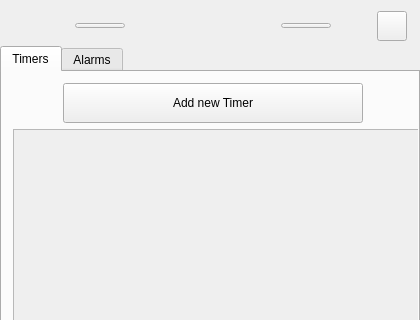
The window that SmartTimer/mainwindow.ui (secondYearProjects/SmartTimer) describes before a commit, drawn with Qt 5; both pictures show x 0 to 420 and y 0 to 320 of the 420 by 800 pixel window.
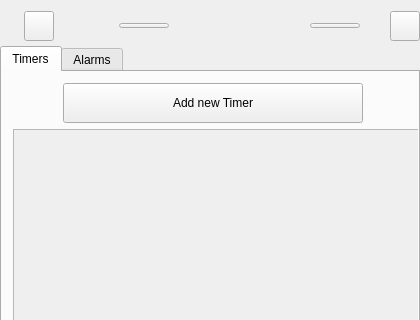
The same window after the commit. Icons and pictures are not drawn.

Commit message: Add menu button

Patch:
```diff
--- a/SmartTimer/mainwindow.ui
+++ b/SmartTimer/mainwindow.ui
@@ -93,6 +93,48 @@
       <property name="bottomMargin">
        <number>5</number>
       </property>
+      <item>
+       <spacer name="horizontalSpacer_2">
+        <property name="orientation">
+         <enum>Qt::Horizontal</enum>
+        </property>
+        <property name="sizeHint" stdset="0">
+         <size>
+          <width>40</width>
+          <height>20</height>
+         </size>
+        </property>
+       </spacer>
+      </item>
+      <item>
+       <widget class="QPushButton" name="menuButton">
+        <property name="minimumSize">
+         <size>
+          <width>30</width>
+          <height>30</height>
+         </size>
+        </property>
+        <property name="maximumSize">
+         <size>
+          <width>30</width>
+          <height>30</height>
+         </size>
+        </property>
+        <property name="text">
+         <string/>
+        </property>
+        <property name="icon">
+         <iconset resource="resources.qrc">
+          <normaloff>:/icons/menu.png</normaloff>:/icons/menu.png</iconset>
+        </property>
+        <property name="iconSize">
+         <size>
+          <width>30</width>
+          <height>30</height>
+         </size>
+        </property>
+       </widget>
+      </item>
       <item>
        <spacer name="horizontalSpacer_5">
         <property name="orientation">
```
The commit also changes 3 other files.
